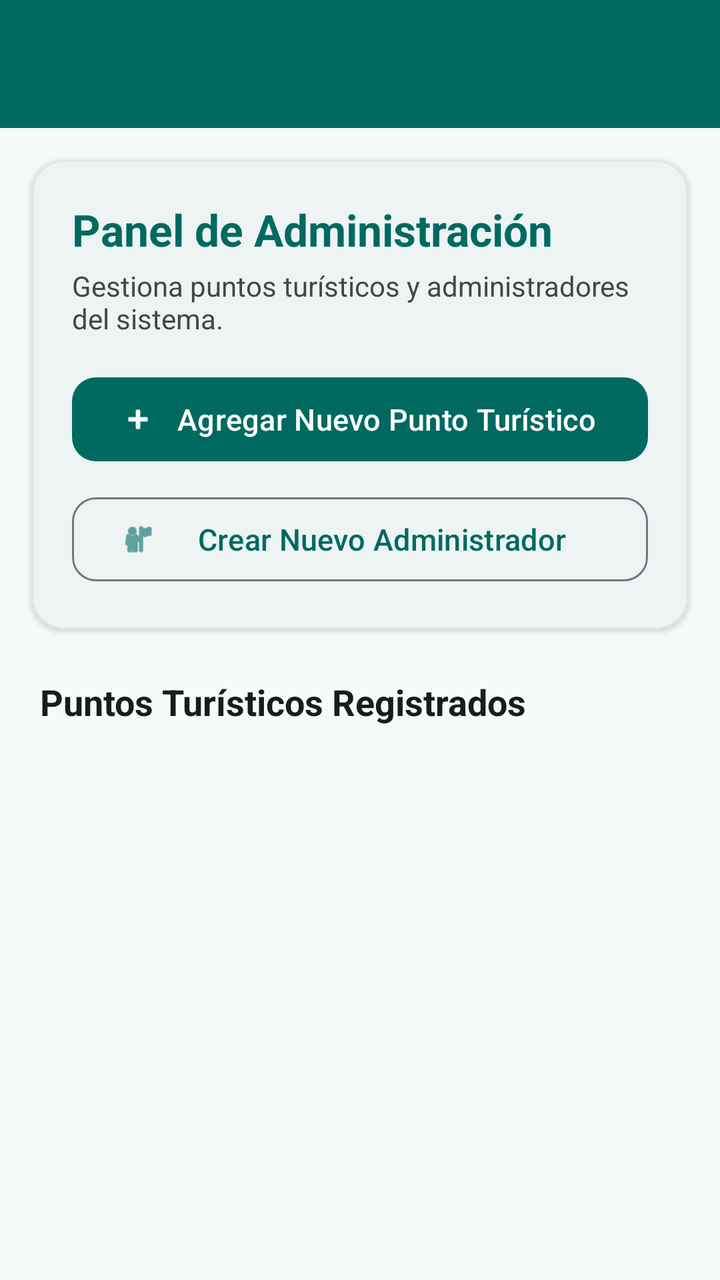
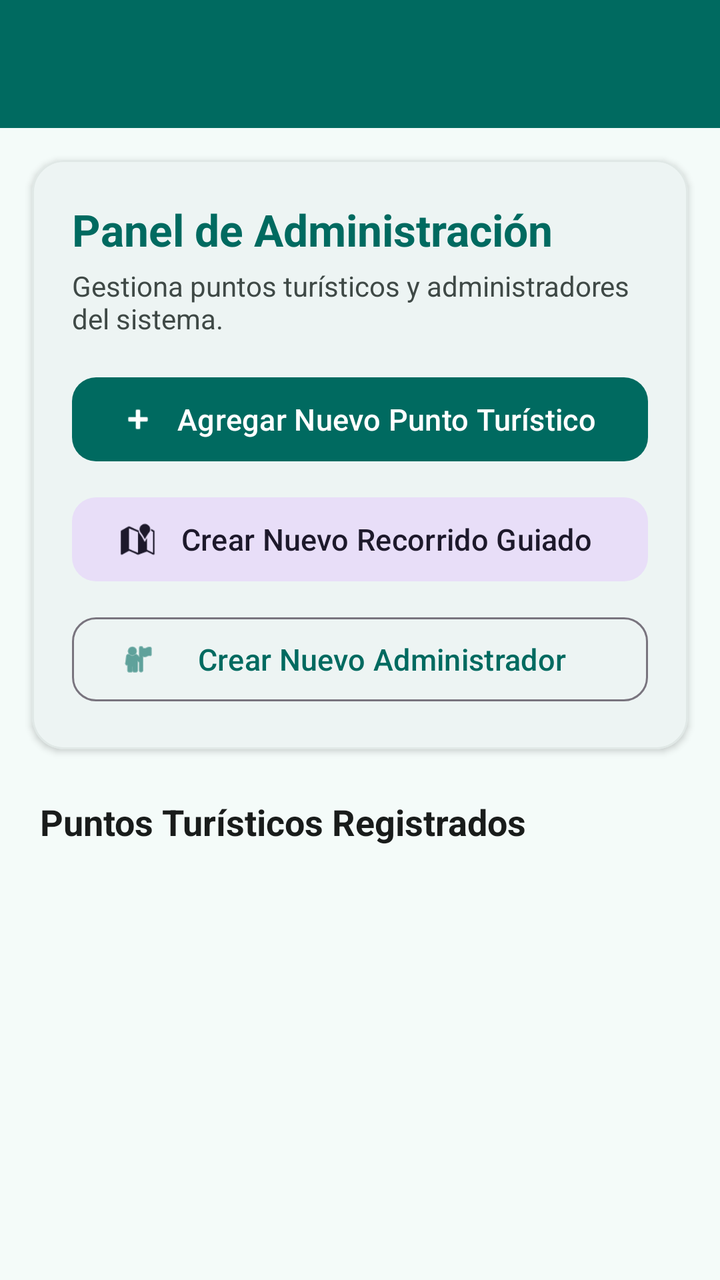

An Android layout rendered at two revisions. The XML below is the earlier revision; the diff shows what the commit changed to produce the second picture.
<!-- AndroidManifest.xml: application theme Theme.APPTURISMO -->
<!-- res/layout/activity_admin.xml -->
<?xml version="1.0" encoding="utf-8"?>
<LinearLayout xmlns:android="http://schemas.android.com/apk/res/android"
    xmlns:app="http://schemas.android.com/apk/res-auto"
    android:layout_width="match_parent"
    android:layout_height="match_parent"
    android:background="@color/background"
    android:orientation="vertical">

    <com.google.android.material.appbar.MaterialToolbar
        android:id="@+id/toolbar"
        android:layout_width="match_parent"
        android:layout_height="?attr/actionBarSize"
        android:background="@color/primary"
        app:titleTextColor="@color/on_primary" />

    <LinearLayout
        android:layout_width="match_parent"
        android:layout_height="match_parent"
        android:orientation="vertical">

        <com.google.android.material.card.MaterialCardView
            android:layout_width="match_parent"
            android:layout_height="wrap_content"
            android:layout_margin="16dp"
            app:cardCornerRadius="16dp"
            app:cardElevation="2dp"
            app:cardBackgroundColor="@color/surface"
            app:strokeWidth="1dp"
            app:strokeColor="#E0E8E6">

            <LinearLayout
                android:layout_width="match_parent"
                android:layout_height="wrap_content"
                android:orientation="vertical"
                android:padding="20dp">

                <TextView
                    android:layout_width="wrap_content"
                    android:layout_height="wrap_content"
                    android:text="Panel de Administración"
                    android:textColor="@color/primary"
                    android:textSize="22sp"
                    android:textStyle="bold" />

                <TextView
                    android:layout_width="wrap_content"
                    android:layout_height="wrap_content"
                    android:layout_marginTop="4dp"
                    android:layout_marginBottom="16dp"
                    android:text="Gestiona puntos turísticos y administradores del sistema."
                    android:textColor="@color/text_secondary"
                    android:textSize="14sp" />

                <com.google.android.material.button.MaterialButton
                    android:id="@+id/btnAddPunto"
                    android:layout_width="match_parent"
                    android:layout_height="50dp"
                    android:text="Agregar Nuevo Punto Turístico"
                    android:textSize="15sp"
                    app:cornerRadius="12dp"
                    app:icon="@android:drawable/ic_input_add" />

                <com.google.android.material.button.MaterialButton
                    android:id="@+id/btnAddAdmin"
                    style="@style/Widget.Material3.Button.OutlinedButton"
                    android:layout_width="match_parent"
                    android:layout_height="50dp"
                    android:layout_marginTop="10dp"
                    android:text="Crear Nuevo Administrador"
                    android:textSize="15sp"
                    app:cornerRadius="12dp"
                    app:icon="@android:drawable/ic_menu_myplaces" />

            </LinearLayout>
        </com.google.android.material.card.MaterialCardView>

        <TextView
            android:layout_width="wrap_content"
            android:layout_height="wrap_content"
            android:layout_marginHorizontal="20dp"
            android:layout_marginTop="8dp"
            android:layout_marginBottom="8dp"
            android:text="Puntos Turísticos Registrados"
            android:textColor="@color/text_primary"
            android:textSize="18sp"
            android:textStyle="bold" />

        <androidx.recyclerview.widget.RecyclerView
            android:id="@+id/rvPuntosAdmin"
            android:layout_width="match_parent"
            android:layout_height="0dp"
            android:layout_weight="1"
            android:clipToPadding="false"
            android:paddingBottom="16dp" />

    </LinearLayout>

</LinearLayout>
<!-- resources referenced by this layout -->
<resources>
  <color name="background">#F4FBF9</color>
  <color name="on_primary">#FFFFFF</color>
  <color name="primary">#006A60</color>
  <color name="surface">#FFFFFF</color>
  <color name="text_primary">#191C1B</color>
  <color name="text_secondary">#3F4946</color>
  <style name="Theme.APPTURISMO" parent="Base.Theme.APPTURISMO" />
  <style name="Base.Theme.APPTURISMO" parent="Theme.Material3.DayNight.NoActionBar">
          <item name="colorPrimary">@color/primary</item>
          <item name="colorOnPrimary">@color/on_primary</item>
          <item name="colorPrimaryContainer">@color/primary_container</item>
          <item name="colorOnPrimaryContainer">@color/on_primary_container</item>
          <item name="colorSecondary">@color/secondary</item>
          <item name="android:colorBackground">@color/background</item>
          <item name="colorSurface">@color/surface</item>
      </style>
  <color name="primary_container">#70F7E6</color>
  <color name="on_primary_container">#00201C</color>
  <color name="secondary">#4A635F</color>
</resources>

<!-- the commit's change to res/layout/activity_admin.xml (unified diff, before → after) -->
@@ -61,6 +61,17 @@
                     app:icon="@android:drawable/ic_input_add" />
 
                 <com.google.android.material.button.MaterialButton
+                    android:id="@+id/btnAddRecorrido"
+                    style="@style/Widget.Material3.Button.TonalButton"
+                    android:layout_width="match_parent"
+                    android:layout_height="50dp"
+                    android:layout_marginTop="10dp"
+                    android:text="Crear Nuevo Recorrido Guiado"
+                    android:textSize="15sp"
+                    app:cornerRadius="12dp"
+                    app:icon="@android:drawable/ic_dialog_map" />
+
+                <com.google.android.material.button.MaterialButton
                     android:id="@+id/btnAddAdmin"
                     style="@style/Widget.Material3.Button.OutlinedButton"
                     android:layout_width="match_parent"
